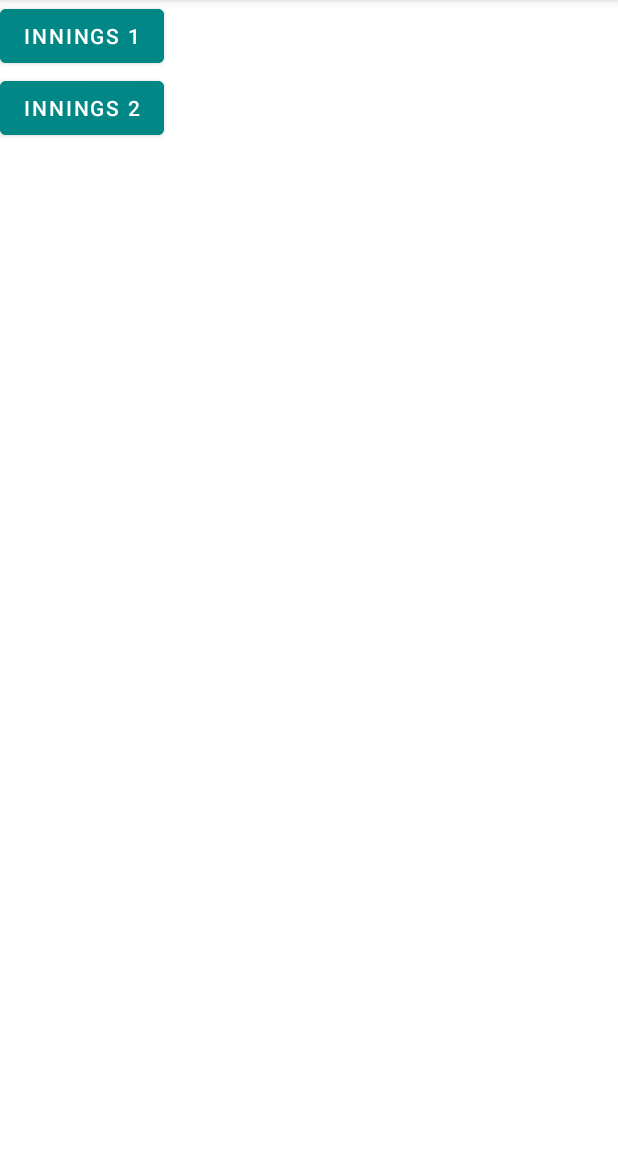
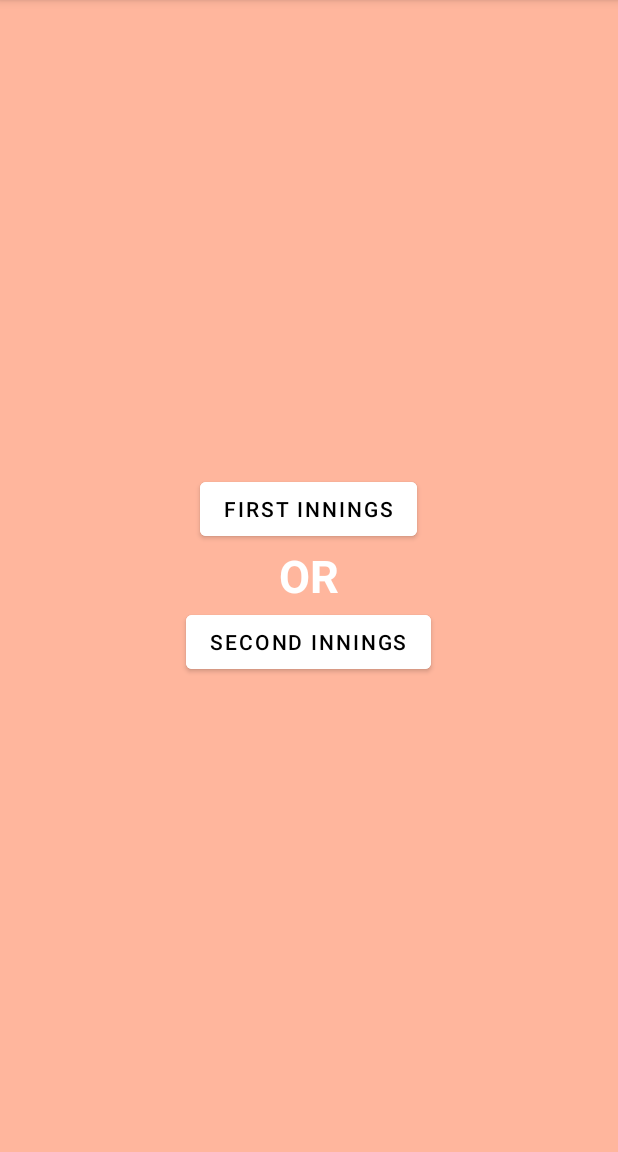
Before and after one commit to Abdulla-Al-Mued/Cricket-para, an Android app: the matchDetails screen opened directly, with no data from a screen before it, on a phone screen of 412 x 824 dp, the part 84-1236 px from its top. Run offline under Robolectric (Android 15) with nearby library versions, the phone set to English and light mode, and no system bars; our stand-ins replace Room's generated code; 1 statement that could not run was skipped.

Commit message:
step 2.7 is done

```diff
--- a/app/src/main/res/layout/activity_match_details.xml
+++ b/app/src/main/res/layout/activity_match_details.xml
@@ -5,28 +5,42 @@
     android:layout_width="match_parent"
     android:layout_height="match_parent"
     tools:context=".matchDetails"
+    android:background="#94FF8256"
     android:orientation="vertical"
     >
 
     <LinearLayout
         android:layout_width="match_parent"
-        android:layout_height="wrap_content"
+        android:layout_height="match_parent"
         android:orientation="vertical"
+        android:gravity="center_vertical|center"
         >
         <Button
             android:id="@+id/ing_1"
             android:layout_width="wrap_content"
             android:layout_height="wrap_content"
-            android:backgroundTint="@color/teal_700"
-            android:text="Innings 1"
+            android:text="First Innings"
+            android:textColor="@color/black"
+            android:backgroundTint="@color/white"
+            />
+
+        <TextView
+            android:layout_width="wrap_content"
+            android:layout_height="wrap_content"
+            android:textColor="@color/white"
+            android:text="OR"
+            android:textStyle="bold"
+            android:textSize="30sp"
+
             />
 
         <Button
             android:id="@+id/ing_2"
             android:layout_width="wrap_content"
             android:layout_height="wrap_content"
-            android:backgroundTint="@color/teal_700"
-            android:text="Innings 2"
+            android:backgroundTint="@color/white"
+            android:textColor="@color/black"
+            android:text="second innings"
             />
 
 
```
Also changed, not shown: app/src/main/java/com/example/cricketpara/MainActivity.java (+20 -0 lines), app/src/main/java/com/example/cricketpara/scoreBoard.java (+26 -3 lines).
